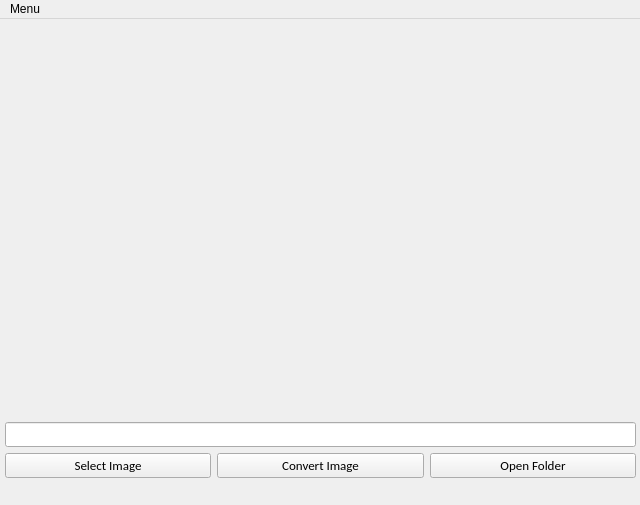
The window that gui/main.ui (Phaugt/convert-images) describes before a commit, drawn with Qt 5.
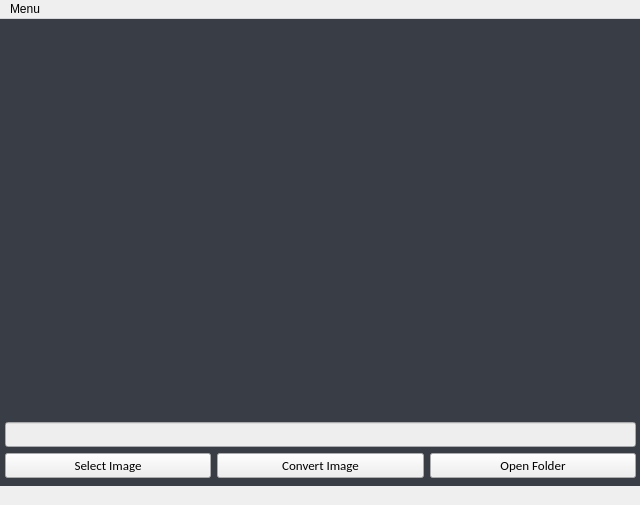
The same window after the commit.

```diff
--- a/gui/main.ui
+++ b/gui/main.ui
@@ -71,6 +71,9 @@
          <pointsize>10</pointsize>
         </font>
        </property>
+       <property name="styleSheet">
+        <string notr="true">color: rgb(238, 238, 238);</string>
+       </property>
        <property name="text">
         <string/>
        </property>
@@ -90,6 +93,9 @@
          <pointsize>10</pointsize>
         </font>
        </property>
+       <property name="styleSheet">
+        <string notr="true">background-color: rgb(238, 238, 238);</string>
+       </property>
        <property name="readOnly">
         <bool>true</bool>
        </property>
@@ -117,6 +123,9 @@
            <pointsize>10</pointsize>
           </font>
          </property>
+         <property name="styleSheet">
+          <string notr="true">gridline-color: rgb(255, 211, 105);</string>
+         </property>
          <property name="text">
           <string>Select Image</string>
          </property>
@@ -136,6 +145,9 @@
            <pointsize>10</pointsize>
           </font>
          </property>
+         <property name="styleSheet">
+          <string notr="true">gridline-color: rgb(255, 211, 105);</string>
+         </property>
          <property name="text">
           <string>Convert Image</string>
          </property>
@@ -155,6 +167,9 @@
            <pointsize>10</pointsize>
           </font>
          </property>
+         <property name="styleSheet">
+          <string notr="true">gridline-color: rgb(255, 211, 105);</string>
+         </property>
          <property name="text">
           <string>Open Folder</string>
          </property>
@@ -164,6 +179,24 @@
      </item>
     </layout>
    </widget>
+   <widget class="QLabel" name="appbg">
+    <property name="geometry">
+     <rect>
+      <x>0</x>
+      <y>0</y>
+      <width>640</width>
+      <height>505</height>
+     </rect>
+    </property>
+    <property name="styleSheet">
+     <string notr="true">background-color: rgb(57, 62, 70);</string>
+    </property>
+    <property name="text">
+     <string/>
+    </property>
+   </widget>
+   <zorder>appbg</zorder>
+   <zorder>verticalLayoutWidget</zorder>
   </widget>
   <widget class="QMenuBar" name="menubar">
    <property name="geometry">
```
